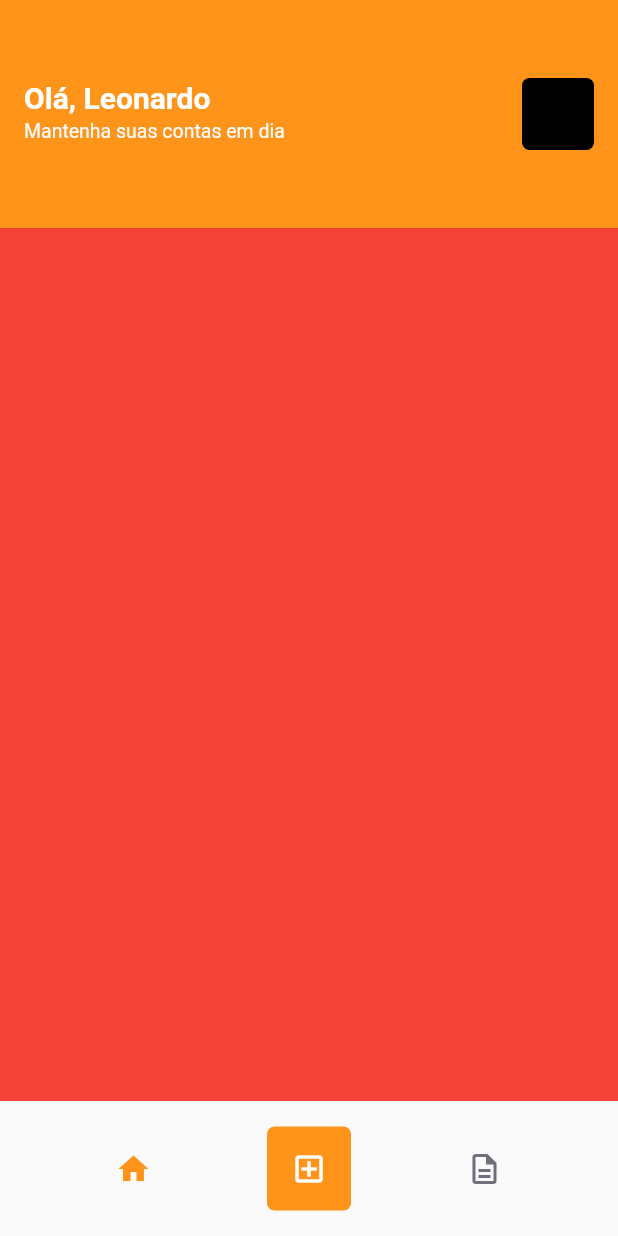
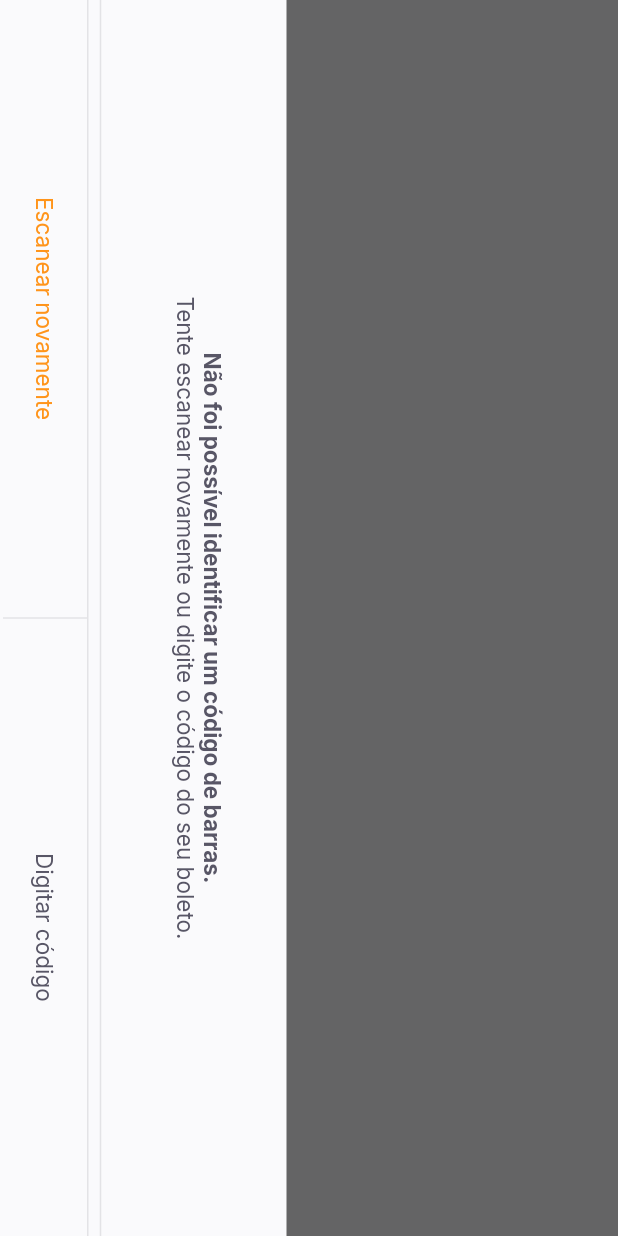
Before and after one commit to Leonardo1952/nlw-6_trilha-flutter, a Flutter app: the HomePage screen opened by its route, after a tap on the "add box" icon, on a phone screen of 412 x 824 dp. Run offline on Flutter 3.47's test engine with Material 2 defaults, Android fonts, the phone set to English and light mode, and no system bars; our stand-ins replace firebase_core, google_fonts, google_sign_in, shared_preferences; accounts and stored records are empty.

Commit message:
BarcodeScannerPage

```diff
--- a/lib/app_widget.dart
+++ b/lib/app_widget.dart
@@ -3,6 +3,7 @@ import 'package:pay_flow/modules/login/login_page.dart';
 import 'package:pay_flow/modules/splash/splash_page.dart';
 import 'package:pay_flow/shared/themes/app_colors.dart';
 
+import 'modules/barcode_scanner/barcode_scanner_page.dart';
 import 'modules/home/home_page.dart';
 
 class AppWidget extends StatelessWidget {
@@ -12,6 +13,7 @@ class AppWidget extends StatelessWidget {
       title: 'Pay Flow',
       debugShowCheckedModeBanner: false,
       theme: ThemeData(
+        primarySwatch: Colors.orange,
         primaryColor: AppColors.primary,
       ),
       initialRoute: "/splash",
@@ -19,7 +21,8 @@ class AppWidget extends StatelessWidget {
       routes: {
         "/splash": (context) => SplashPage(),
         "/home": (context) => HomePage(),
-        "/login": (context) => LoginPage()
+        "/login": (context) => LoginPage(),
+        "/barcode_scanner": (context) => BarcodeScannerPage(),
       },
     );
   }
--- /dev/null
+++ b/lib/modules/barcode_scanner/barcode_scanner_page.dart
@@ -0,0 +1,73 @@
+import 'package:flutter/material.dart';
+import 'package:pay_flow/shared/themes/app_colors.dart';
+import 'package:pay_flow/shared/themes/app_text_styles.dart';
+import 'package:pay_flow/shared/widgets/bottom_sheet/bottom_sheet_widget.dart';
+import 'package:pay_flow/shared/widgets/divider/divider_vertical_widget.dart';
+import 'package:pay_flow/shared/widgets/label_button/label_button.dart';
+import 'package:pay_flow/shared/widgets/set_label_buttons/set_label_buttons.dart';
+
+class BarcodeScannerPage extends StatefulWidget {
+  const BarcodeScannerPage({Key? key}) : super(key: key);
+
+  @override
+  _BarcodeScannerPageState createState() => _BarcodeScannerPageState();
+}
+
+class _BarcodeScannerPageState extends State<BarcodeScannerPage> {
+  @override
+  Widget build(BuildContext context) {
+    return BottomSheetWidget(
+      title: "Não foi possível identificar um código de barras.",
+      subtitle: "Tente escanear novamente ou digite o código do seu boleto.",
+      primaryLabel: "Escanear novamente",
+      primaryOnPressed: () {},
+      secondaryLabel: "Digitar código",
+      secondaryOnPressed: () {},
+    );
+    return SafeArea(
+      top: true,
+      bottom: true,
+      left: true,
+      right: true,
+      child: RotatedBox(
+        quarterTurns: 1,
+        child: Scaffold(
+            appBar: AppBar(
+              backgroundColor: Colors.black,
+              title: Text(
+                "Escanei o código de barras do boleto",
+                style: TextStyles.buttonBackground,
+              ),
+              centerTitle: true,
+              leading: BackButton(
+                color: AppColors.background,
+              ),
+            ),
+            body: Column(
+              children: [
+                Expanded(
+                    child: Container(
+                  color: Colors.black,
+                )),
+                Expanded(
+                    flex: 2,
+                    child: Container(
+                      color: Colors.transparent,
+                    )),
+                Expanded(
+                    child: Container(
+                  color: Colors.black.withOpacity(0.6),
+                )),
+              ],
+            ),
+            bottomNavigationBar: SetLabelButtons(
+              enablePrimaryColor: true,
+              primaryLabel: "Inserir código do boleto",
+              primaryOnPressed: () {},
+              secondaryLabel: "Adicionar da galeria",
+              secondaryOnPressed: () {},
+            )),
+      ),
+    );
+  }
+}
--- a/lib/modules/home/home_page.dart
+++ b/lib/modules/home/home_page.dart
@@ -72,7 +72,7 @@ class _HomePageState extends State<HomePage> {
                 )),
             GestureDetector(
               onTap: () {
-                print("clicou");
+                Navigator.pushNamed(context, "/barcode_scanner");
               },
               child: Container(
                 width: 56,
--- /dev/null
+++ b/lib/shared/widgets/bottom_sheet/bottom_sheet_widget.dart
@@ -0,0 +1,78 @@
+import 'package:flutter/material.dart';
+import 'package:pay_flow/shared/themes/app_colors.dart';
+import 'package:pay_flow/shared/themes/app_text_styles.dart';
+import 'package:pay_flow/shared/widgets/set_label_buttons/set_label_buttons.dart';
+
+class BottomSheetWidget extends StatelessWidget {
+  final String primaryLabel;
+  final VoidCallback primaryOnPressed;
+  final String secondaryLabel;
+  final VoidCallback secondaryOnPressed;
+  final String title;
+  final String subtitle;
+  const BottomSheetWidget(
+      {Key? key,
+      required this.primaryLabel,
+      required this.primaryOnPressed,
+      required this.secondaryLabel,
+      required this.secondaryOnPressed,
+      required this.title,
+      required this.subtitle})
+      : super(key: key);
+
+  @override
+  Widget build(BuildContext context) {
+    return SafeArea(
+      child: RotatedBox(
+        quarterTurns: 1,
+        child: Material(
+          child: Container(
+            color: AppColors.shape,
+            child: Column(
+              children: [
+                Expanded(
+                  child: Container(
+                    color: Colors.black.withOpacity(0.6),
+                  ),
+                ),
+                Column(
+                  children: [
+                    Padding(
+                      padding: const EdgeInsets.all(40),
+                      child: Text.rich(
+                          TextSpan(
+                              text: title,
+                              style: TextStyles.buttonBoldHeading,
+                              children: [
+                                TextSpan(
+                                    text: "\n$subtitle",
+                                    style: TextStyles.buttonHeading),
+                              ]),
+                          textAlign: TextAlign.center),
+                    ),
+                    Divider(
+                      thickness: 1,
+                      color: AppColors.stroke,
+                      endIndent: 0,
+                    ),
+                    Container(
+                      height: 1,
+                      color: AppColors.stroke,
+                    ),
+                    SetLabelButtons(
+                        enablePrimaryColor: true,
+                        primaryLabel: primaryLabel,
+                        primaryOnPressed: primaryOnPressed,
+                        secondaryLabel: secondaryLabel,
+                        secondaryOnPressed: secondaryOnPressed),
+                    SizedBox(height: 2),
+                  ],
+                ),
+              ],
+            ),
+          ),
+        ),
+      ),
+    );
+  }
+}
--- /dev/null
+++ b/lib/shared/widgets/divider/divider_vertical_widget.dart
@@ -0,0 +1,15 @@
+import 'package:flutter/material.dart';
+import 'package:pay_flow/shared/themes/app_colors.dart';
+
+class DividerVerticalWidget extends StatelessWidget {
+  const DividerVerticalWidget({Key? key}) : super(key: key);
+
+  @override
+  Widget build(BuildContext context) {
+    return Container(
+      width: 1,
+      height: double.maxFinite,
+      color: AppColors.stroke,
+    );
+  }
+}
--- /dev/null
+++ b/lib/shared/widgets/label_button/label_button.dart
@@ -0,0 +1,24 @@
+import 'package:flutter/material.dart';
+import 'package:pay_flow/shared/themes/app_text_styles.dart';
+
+class LabelButton extends StatelessWidget {
+  final String label;
+  final VoidCallback onPressed;
+  final TextStyle? style;
+  const LabelButton(
+      {Key? key, required this.label, required this.onPressed, this.style})
+      : super(key: key);
+
+  @override
+  Widget build(BuildContext context) {
+    return Container(
+      height: 56,
+      child: TextButton(
+          onPressed: onPressed,
+          child: Text(
+            label,
+            style: style ?? TextStyles.buttonHeading,
+          )),
+    );
+  }
+}
--- /dev/null
+++ b/lib/shared/widgets/set_label_buttons/set_label_buttons.dart
@@ -0,0 +1,41 @@
+import 'package:flutter/material.dart';
+import 'package:pay_flow/shared/themes/app_text_styles.dart';
+import 'package:pay_flow/shared/widgets/divider/divider_vertical_widget.dart';
+import 'package:pay_flow/shared/widgets/label_button/label_button.dart';
+
+class SetLabelButtons extends StatelessWidget {
+  final String primaryLabel;
+  final VoidCallback primaryOnPressed;
+  final String secondaryLabel;
+  final VoidCallback secondaryOnPressed;
+  final bool enablePrimaryColor;
+  const SetLabelButtons(
+      {Key? key,
+      required this.primaryLabel,
+      required this.primaryOnPressed,
+      required this.secondaryLabel,
+      required this.secondaryOnPressed,
+      required this.enablePrimaryColor})
+      : super(key: key);
+
+  @override
+  Widget build(BuildContext context) {
+    return Container(
+      height: 56,
+      child: Row(
+        children: [
+          Expanded(
+              child: LabelButton(
+            label: primaryLabel,
+            onPressed: primaryOnPressed,
+            style: enablePrimaryColor ? TextStyles.buttonPrimary : null,
+          )),
+          DividerVerticalWidget(),
+          Expanded(
+              child: LabelButton(
+                  label: secondaryLabel, onPressed: secondaryOnPressed)),
+        ],
+      ),
+    );
+  }
+}
--- a/pubspec.yaml
+++ b/pubspec.yaml
@@ -33,6 +33,9 @@ dependencies:
   google_sign_in: ^5.0.4
   google_sign_in_web: ^0.10.0
   shared_preferences: ^2.0.6
+  google_ml_kit: ^0.6.0
+  camera: ^0.8.1+3
+  image_picker: ^0.8.0+4
 
 dev_dependencies:
   flutter_test:
```
Also changed, not shown: pubspec.lock.
